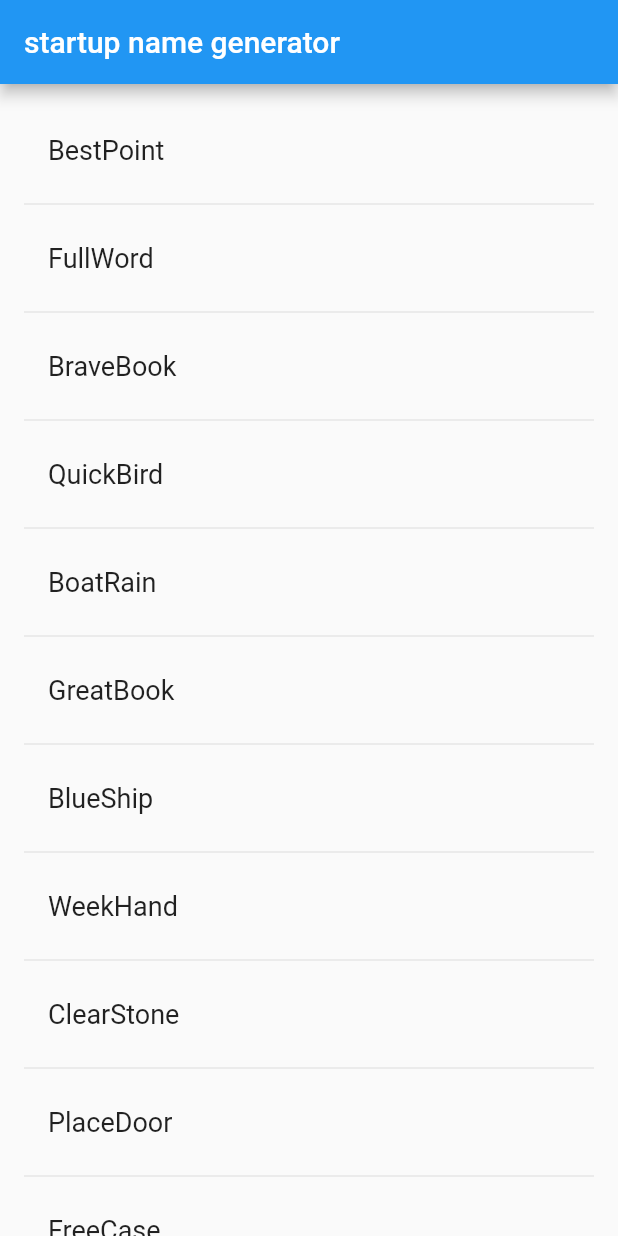
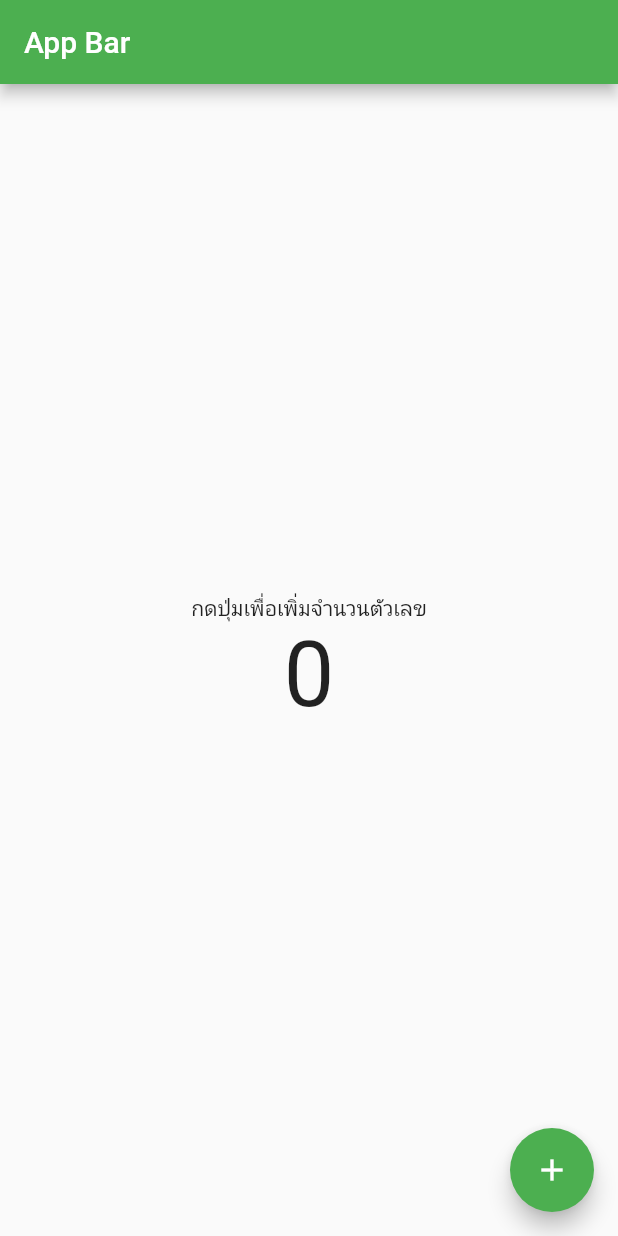
Before and after one commit to codenuk/Flutter-Experiment, a Flutter app: the screen it shows after launch, on a phone screen of 412 x 824 dp. Run offline on Flutter 3.47's test engine with Material 2 defaults, Android fonts, the phone set to English and light mode, and no system bars.

Commit message:
update StatelessWidget and StatefulWidget

```diff
--- a/lib/main.dart
+++ b/lib/main.dart
@@ -1,65 +1,75 @@
+// ignore_for_file: prefer_const_constructors, avoid_print, prefer_const_literals_to_create_immutables
+
 import 'package:flutter/material.dart';
-import 'package:english_words/english_words.dart';
 
 void main() {
+  print("hello");
   runApp(const MyApp());
 }
 
+// StatelessWidget -> ไม่สามารถเปลี่ยนแปลงค่าได้
 class MyApp extends StatelessWidget {
   const MyApp({Key? key}) : super(key: key);
 
-  // This widget is the root of your application.
   @override
   Widget build(BuildContext context) {
-    final wordPair = WordPair.random();
     return MaterialApp(
-      title: 'Welcome to Flutter 1',
-      home: RandomWords(),
+      title: 'hello',
+      home: MyHomePage(),
+      theme: ThemeData(primarySwatch: Colors.green),
     );
   }
 }
 
-class RandomWords extends StatefulWidget {
+// StatefulWidget -> สามารถเปลี่ยนแปลงค่า state ได้ จะมีการ setState
+class MyHomePage extends StatefulWidget {
+  const MyHomePage({Key? key}) : super(key: key);
+
   @override
-  _RandomWordsState createState() => _RandomWordsState();
+  _MyHomePageState createState() => _MyHomePageState();
 }
 
-class _RandomWordsState extends State<RandomWords> {
-  final _suggestions = <WordPair>[];
-  final _biggerFont = TextStyle(fontSize: 18.0);
+class _MyHomePageState extends State<MyHomePage> {
+  int number = 0; // สร้าง state
 
   @override
   Widget build(BuildContext context) {
-    final wordPair = WordPair.random();
     return Scaffold(
       appBar: AppBar(
-        title: Text('startup name generator'),
+        title: const Text('App Bar'),
       ),
-      body: _buildSuggestions(),
+      body: Center(
+        // child: Text(
+        //   'hello home',
+        //   style: TextStyle(
+        //     fontSize: 30,
+        //     color: Colors.blue
+        //   ),
+        // ),
+        // child: Image(
+        //     image: NetworkImage(
+        //         "https://i.picsum.photos/id/202/200/300.jpg?hmac=KWOdj8XRnO9x8h_I9rIbscSAhD1x-TwkSPPYjWLN2sI")),
+        child: Column(
+          mainAxisAlignment: MainAxisAlignment.center,
+          children: [
+            Text('กดปุ่มเพื่อเพิ่มจำนวนตัวเลข'),
+            Text(
+              '$number',
+              style: TextStyle(fontSize: 60),
+            ),
+          ],
+        ),
+      ),
+      floatingActionButton: FloatingActionButton(
+        onPressed: () => {
+          setState(() => {
+            number = number + 1,
+            print('Click')
+          })
+        },
+        // child: Text("เพิ่ม"),
+        child: Icon(Icons.add),
+      ),
     );
   }
-
-  Widget _buildSuggestions() {
-    return ListView.builder(
-      padding: EdgeInsets.all(16.0),
-      itemBuilder: (context, i) {
-        if (i.isOdd) return Divider();
-
-        final index = i ~/ 2;
-        if (index >= _suggestions.length) {
-          _suggestions.addAll(generateWordPairs().take(10));
-        }
-
-        return _buildRow(_suggestions[index]);
-      },
-    );
-  }
-
-  Widget _buildRow(WordPair pair) {
-    return ListTile(
-        title: Text(
-        pair.asPascalCase,
-        style: _biggerFont,
-    ));
-  }
 }
```
Also changed, not shown: 1 other file.
